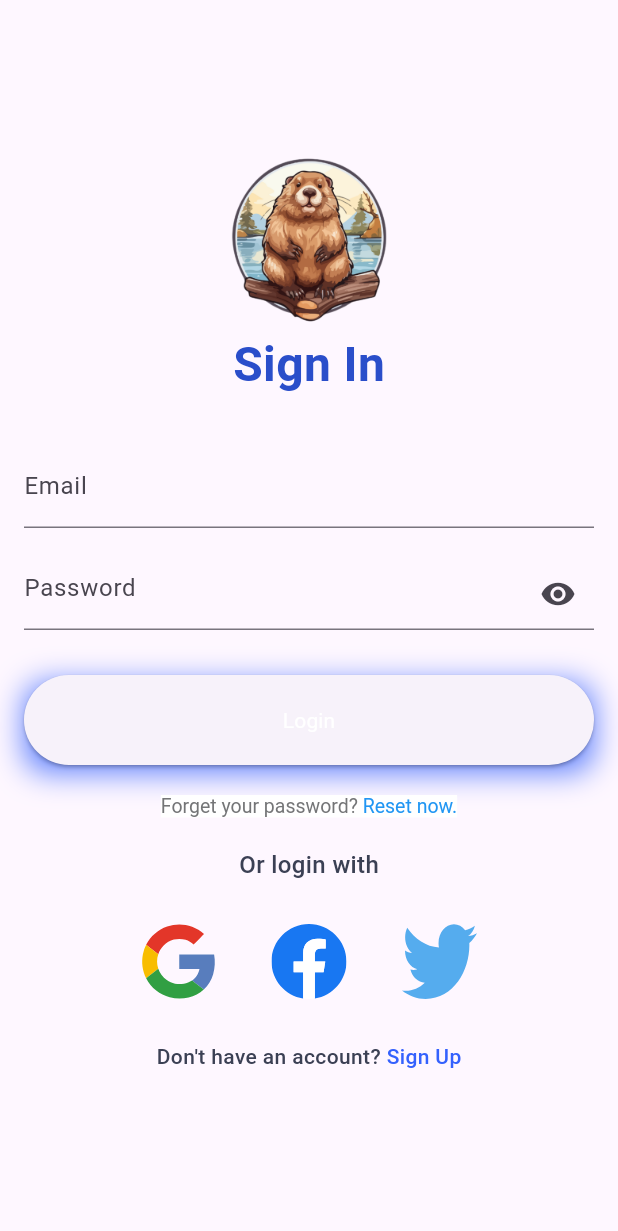
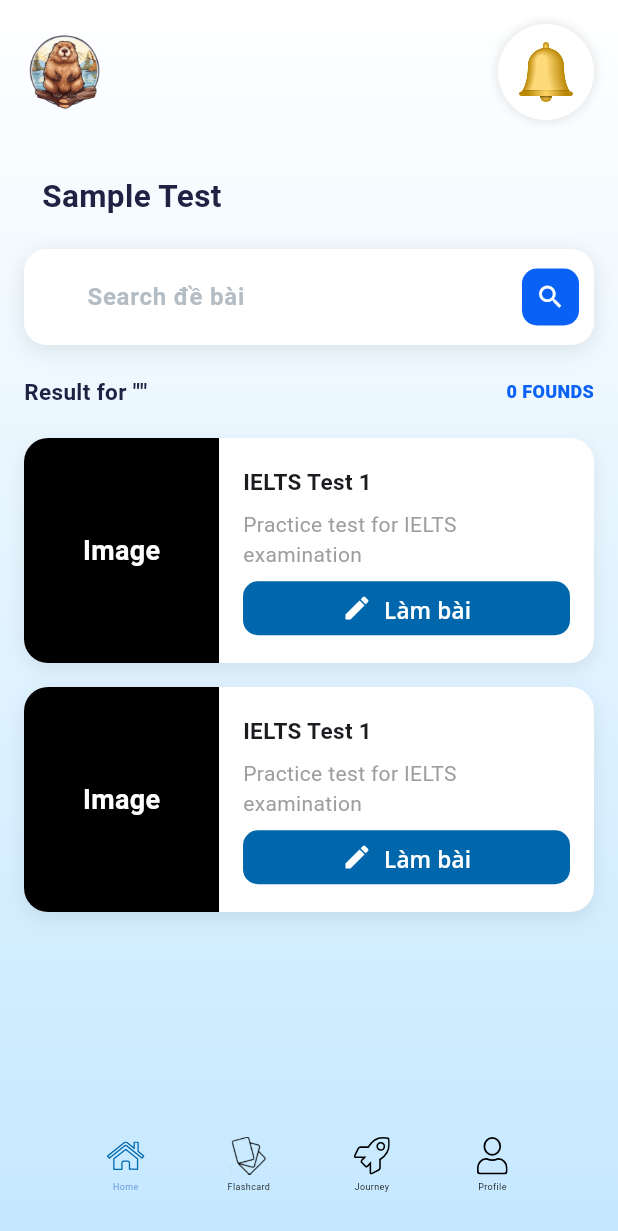
Before and after one commit to khuong2924/nckh-ielts-learning-app, a Flutter app: the screen it shows after launch, on a phone screen of 412 x 824 dp. Shown: the top 1231 px of the screen. Run offline on Flutter 3.47's test engine with Material 3 defaults, Android fonts, the phone set to English and light mode, and no system bars; our stand-ins replace cloud_firestore, dio, firebase_auth, firebase_core, flutter_bloc, flutter_svg and 1 more; accounts and stored records are empty; Roboto replaces fonts that are missing (Jost, Montserrat-SemiBold, Mulish).

Commit message:
add sample-test-home-page

```diff
--- a/lib/main.dart
+++ b/lib/main.dart
@@ -1,12 +1,7 @@
-
 import 'package:flutter/material.dart';
 import 'package:firebase_core/firebase_core.dart';
 import 'firebase_options.dart'; // Generated file from Firebase CLI
-import 'package:auth/presentation/pages/account-management/signin.dart';
-import 'package:auth/presentation/pages/main-page/setting-page.dart';
-
-import 'package:auth/presentation/pages/account-management/complaint-page.dart';
-
+import 'package:auth/presentation/pages/main-page/sample-test-home-page.dart';
 
 Future<void> main() async {
   WidgetsFlutterBinding.ensureInitialized();
@@ -27,7 +22,7 @@ class MyApp extends StatelessWidget {
         primarySwatch: Colors.blue,
       ),
       debugShowCheckedModeBanner: false,
-      home: SigninPage(), // Start with SigninPage
+      home: const SampleTestHomePage(), // tạm thời bỏ qua SignIn
     );
   }
 }
--- /dev/null
+++ b/lib/presentation/model/TestCard.dart
@@ -0,0 +1,130 @@
+import 'package:flutter/cupertino.dart';
+import 'package:flutter/material.dart';
+
+class TestCard extends StatelessWidget {
+  final String title;
+  final String description;
+  final VoidCallback? onTap;
+
+  const TestCard({
+    Key? key,
+    this.title = '',
+    this.description = '',
+    this.onTap,
+  }) : super(key: key);
+
+  @override
+  Widget build(BuildContext context) {
+    return GestureDetector(
+      onTap: onTap,
+      child: Container(
+        width: double.infinity, // Chuyển từ width: 350
+        height: 150,
+        decoration: ShapeDecoration(
+          color: Colors.white,
+          shape: RoundedRectangleBorder(
+            borderRadius: BorderRadius.circular(16),
+          ),
+          shadows: const [
+            BoxShadow(
+              color: Color(0x14000000),
+              blurRadius: 10,
+              offset: Offset(0, 4),
+              spreadRadius: 0,
+            )
+          ],
+        ),
+        child: Row(
+          mainAxisSize: MainAxisSize.min, // Thêm dòng này
+          children: [
+            // Left black container
+            Container(
+              width: 130,
+              height: 150,
+              decoration: const ShapeDecoration(
+                color: Colors.black,
+                shape: RoundedRectangleBorder(
+                  borderRadius: BorderRadius.only(
+                    topLeft: Radius.circular(16),
+                    bottomLeft: Radius.circular(16),
+                  ),
+                ),
+              ),
+              child: Center(
+                child: Text(
+                  'Image',
+                  style: const TextStyle(
+                    color: Colors.white,
+                    fontSize: 18,
+                    fontWeight: FontWeight.bold,
+                  ),
+                ),
+              ),
+            ),
+            // Right content
+            Expanded( // Thay đổi kích thước tự động
+              child: Padding(
+                padding: const EdgeInsets.all(16.0),
+                child: Column(
+                  mainAxisSize: MainAxisSize.min,
+                  crossAxisAlignment: CrossAxisAlignment.start,
+                  children: [
+                    Text(
+                      title,
+                      style: const TextStyle(
+                        fontSize: 15,
+                        fontWeight: FontWeight.bold,
+                      ),
+                    ),
+                    const SizedBox(height: 8),
+                    Text(
+                      description,
+                      style: const TextStyle(
+                        fontSize: 14,
+                        color: Colors.grey,
+                      ),
+                    ),
+                    const SizedBox(height: 8),
+                    Container(
+                      width: double.infinity, // Để tránh tràn, thay vì cố định 160
+                      height: 36,
+                      decoration: ShapeDecoration(
+                        color: const Color(0xFF0067AC),
+                        shape: RoundedRectangleBorder(
+                          borderRadius: BorderRadius.circular(10),
+                        ),
+                      ),
+                      child: TextButton(
+                        onPressed: () {},
+                        child: const Row(
+                          mainAxisAlignment: MainAxisAlignment.center,
+                          children: [
+                            Icon(
+                              Icons.edit,
+                              color: Colors.white,
+                              size: 20,
+                            ),
+                            SizedBox(width: 8),
+                            Text(
+                              'Làm bài',
+                              style: TextStyle(
+                                color: Colors.white,
+                                fontSize: 15,
+                                fontFamily: 'Open Sans',
+                                fontWeight: FontWeight.w600,
+                              ),
+                            ),
+                          ],
+                        ),
+                      ),
+                    ),
+                  ],
+                ),
+              ),
+            ),
+          ],
+        ),
+      ),
+    );
+  }
+}
--- /dev/null
+++ b/lib/presentation/pages/main-page/sample-test-home-page.dart
@@ -0,0 +1,235 @@
+import 'package:flutter/material.dart';
+import '../../components/BottomNavBar.dart';
+import '../../components/CustomAppBar.dart';
+import '../../model/TestCard.dart';
+
+// SearchResultHeader Widget
+class SearchResultHeader extends StatelessWidget {
+  final String searchQuery;
+  final int resultCount;
+
+  const SearchResultHeader({
+    Key? key,
+    this.searchQuery = "",
+    this.resultCount = 0,
+  }) : super(key: key);
+
+  @override
+  Widget build(BuildContext context) {
+    return Container(
+      height: 22,
+      child: Row(
+        mainAxisAlignment: MainAxisAlignment.spaceBetween,
+        children: [
+          Text(
+            'Result for "$searchQuery"',
+            style: const TextStyle(
+              color: Color(0xFF202244),
+              fontSize: 15,
+              fontFamily: 'Jost',
+              fontWeight: FontWeight.w600,
+            ),
+          ),
+          Text(
+            '$resultCount FOUNDS',
+            textAlign: TextAlign.right,
+            style: const TextStyle(
+              color: Color(0xFF0961F5),
+              fontSize: 12,
+              fontFamily: 'Mulish',
+              fontWeight: FontWeight.w800,
+            ),
+          ),
+        ],
+      ),
+    );
+  }
+}
+
+class SampleTestHomePage extends StatefulWidget {
+  const SampleTestHomePage({super.key});
+
+  @override
+  _SampleTestHomePageState createState() => _SampleTestHomePageState();
+}
+
+class _SampleTestHomePageState extends State<SampleTestHomePage> {
+  int _currentIndex = 0;
+  final TextEditingController _searchController = TextEditingController();
+  String _currentSearchQuery = "";
+  int _resultCount = 0;
+
+  @override
+  Widget build(BuildContext context) {
+    return Scaffold(
+      body: Container(
+        decoration: const BoxDecoration(
+          gradient: LinearGradient(
+            begin: Alignment(0.00, -1.00),
+            end: Alignment(0, 1),
+            colors: [Colors.white, Color(0xFFC5E8FF)],
+          ),
+        ),
+        child: SafeArea(
+          child: Column(
+            children: [
+              CustomAppBar(
+                onNotificationTap: () {
+                  // Handle notification
+                },
+              ),
+
+              Expanded(
+                child: SingleChildScrollView(
+                  child: Padding(
+                    padding: const EdgeInsets.symmetric(horizontal: 16.0),
+                    child: Column(
+                      crossAxisAlignment: CrossAxisAlignment.start,
+                      children: [
+                        const SizedBox(height: 20),
+                        _buildTitle(),
+                        const SizedBox(height: 20),
+                        _buildSearchBar(),
+                        const SizedBox(height: 20),
+                        // Add SearchResultHeader here
+                        SearchResultHeader(
+                          searchQuery: _currentSearchQuery,
+                          resultCount: _resultCount,
+                        ),
+                        const SizedBox(height: 20),
+                        ListView.builder(
+                          shrinkWrap: true,
+                          physics: NeverScrollableScrollPhysics(),
+                          itemCount: 2,
+                          itemBuilder: (context, index) {
+                            return Padding(
+                              padding: const EdgeInsets.only(bottom: 16.0),
+                              child: TestCard(
+                                title: 'IELTS Test 1',
+                                description: 'Practice test for IELTS examination',
+                                onTap: () {
+                                  // when click...
+
+                                },
+                              ),
+                            );
+                          },
+                        )
+
+                        // Add more content here
+                      ],
+                    ),
+                  ),
+                ),
+              ),
+
+              BottomNavBar(
+                currentIndex: _currentIndex,
+                onTap: (index) {
+                  setState(() {
+                    _currentIndex = index;
+                  });
+                },
+              ),
+            ],
+          ),
+        ),
+      ),
+    );
+  }
+
+  Widget _buildTitle() {
+    return Container(
+      padding: const EdgeInsets.only(left: 12),
+      child: const Text(
+        'Sample Test',
+        style: TextStyle(
+          color: Color(0xFF202244),
+          fontSize: 21,
+          fontFamily: 'Jost',
+          fontWeight: FontWeight.w600,
+        ),
+      ),
+    );
+  }
+
+  Widget _buildSearchBar() {
+    return Container(
+      height: 64,
+      decoration: ShapeDecoration(
+        color: Colors.white,
+        shape: RoundedRectangleBorder(
+          borderRadius: BorderRadius.circular(15),
+        ),
+        shadows: const [
+          BoxShadow(
+            color: Color(0x19000000),
+            blurRadius: 12,
+            offset: Offset(0, 3),
+            spreadRadius: 0,
+          )
+        ],
+      ),
+      child: Row(
+        children: [
+          const SizedBox(width: 42),
+          Expanded(
+            child: TextField(
+              controller: _searchController,
+              decoration: const InputDecoration(
+                border: InputBorder.none,
+                hintText: 'Search đề bài',
+                hintStyle: TextStyle(
+                  color: Color(0xFFB4BDC4),
+                  fontSize: 16,
+                  fontFamily: 'Mulish',
+                  fontWeight: FontWeight.w700,
+                ),
+              ),
+              onChanged: (value) {
+                // Optional: update search results as user types
+                setState(() {
+                  _currentSearchQuery = value;
+                });
+              },
+            ),
+          ),
+          Container(
+            width: 38,
+            height: 38,
+            margin: const EdgeInsets.only(right: 10),
+            decoration: ShapeDecoration(
+              color: const Color(0xFF0961F5),
+              shape: RoundedRectangleBorder(
+                borderRadius: BorderRadius.circular(10),
+              ),
+            ),
+            child: IconButton(
+              icon: const Icon(
+                Icons.search,
+                color: Colors.white,
+                size: 20,
+              ),
+              onPressed: () {
+                // Handle search and update results
+                setState(() {
+                  _currentSearchQuery = _searchController.text;
+                  // Simulate finding results - replace with actual search logic
+                  _resultCount = 24; // Example count
+                });
+              },
+            ),
+          ),
+        ],
+      ),
+    );
+  }
+
+  @override
+  void dispose() {
+    _searchController.dispose();
+    super.dispose();
+  }
+
+
+}
```
Also changed, not shown: lib/presentation/test.dart (added, +154 -0 lines), 1 other file.
